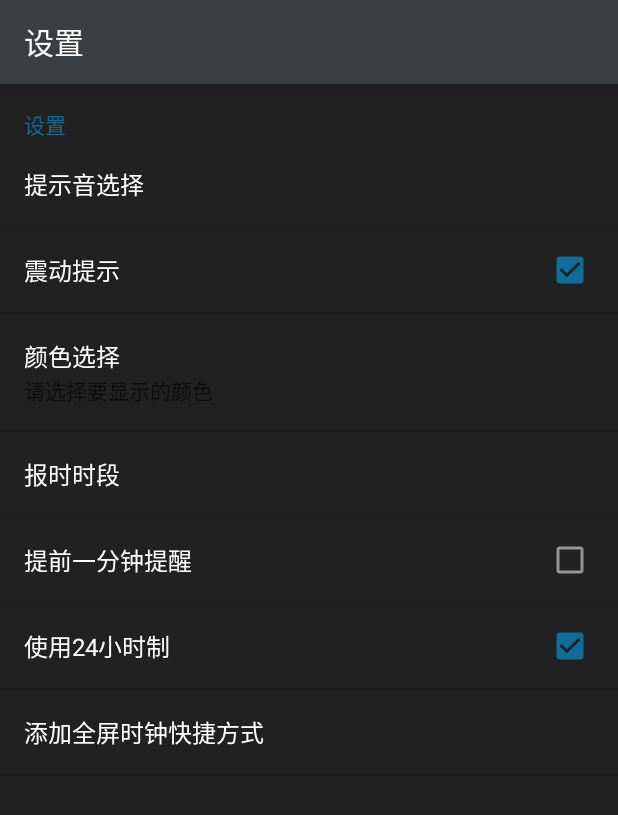
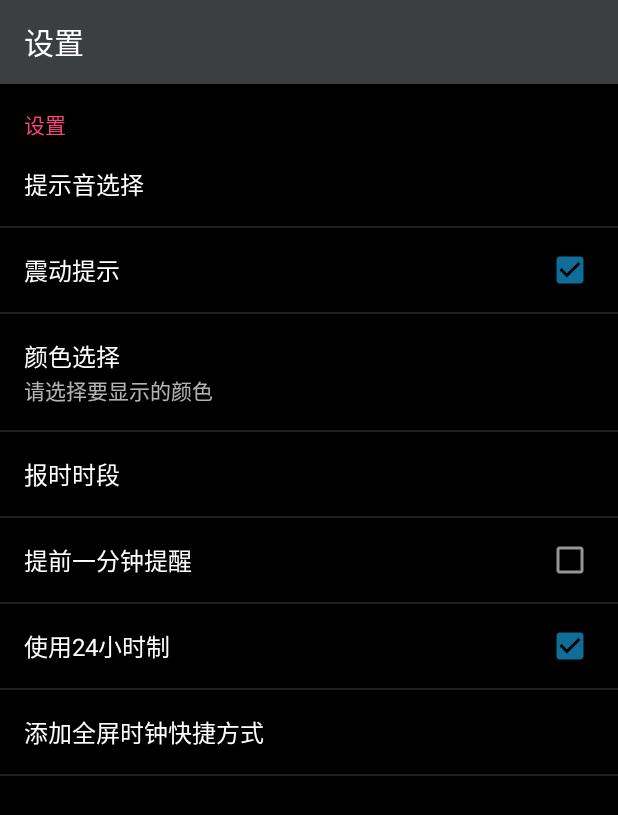
Before and after one commit to CaptainHuangsh/Alarmo, an Android app: the SettingActivity screen opened directly, with no data from a screen before it, on a phone screen of 412 x 824 dp. Shown: the top 815 px of the screen. Run offline under Robolectric (Android 15) with nearby library versions, the phone set to English and light mode, and no system bars; libraries missing offline, so code that uses them is left out: com.zhy.autolayout; 9 statements that could not run were skipped.

Commit message:
SwitchCompat轨道颜色更改成功；更改方法是通过更改AppTheme整体更改

```diff
--- a/app/src/main/res/values/colors.xml
+++ b/app/src/main/res/values/colors.xml
@@ -1,10 +1,10 @@
 <?xml version="1.0" encoding="utf-8"?>
 <resources>
-    <color name="colorPrimary">#3F51B5</color>
-    <color name="colorPrimaryDark">#171F29</color>
-    <color name="blue">#3F51B5</color>
+    <color name="colorPrimary">#3c3f41</color>
+    <color name="colorPrimaryDark">#3c3f41</color>
+    <color name="blue">#106c99</color>
     <color name="colorAccent">#FF4081</color>
-    <color name="windowsbackground">#212121</color>
+    <color name="windowsbackground">#000000</color>
 
     <color name="gray">#969696</color>
     <color name="white">#ffffff</color>
--- a/app/src/main/res/values/styles.xml
+++ b/app/src/main/res/values/styles.xml
@@ -1,11 +1,11 @@
 <resources>
 
     <!-- Base application theme. -->
-    <style name="AppTheme" parent="Theme.AppCompat.Light.DarkActionBar">
+    <style name="AppTheme" parent="Theme.AppCompat">
         <!-- Customize your theme here. -->
-        <item name="colorPrimary">#3c3f41</item>
-        <item name="colorPrimaryDark">#3c3f41</item>
-        <item name="colorAccent">#106c99</item>
+        <item name="colorPrimary">@color/colorPrimary</item>
+        <item name="colorPrimaryDark">@color/colorPrimaryDark</item>
+        <item name="colorAccent">@color/colorAccent</item>
         <item name="android:textColorPrimary">@color/white</item>
         <item name="android:windowBackground">@color/windowsbackground</item>
         <item name="android:navigationBarColor">@color/colorPrimaryDark</item>
```
Also changed, not shown: app/build.gradle (+8 -4 lines).
